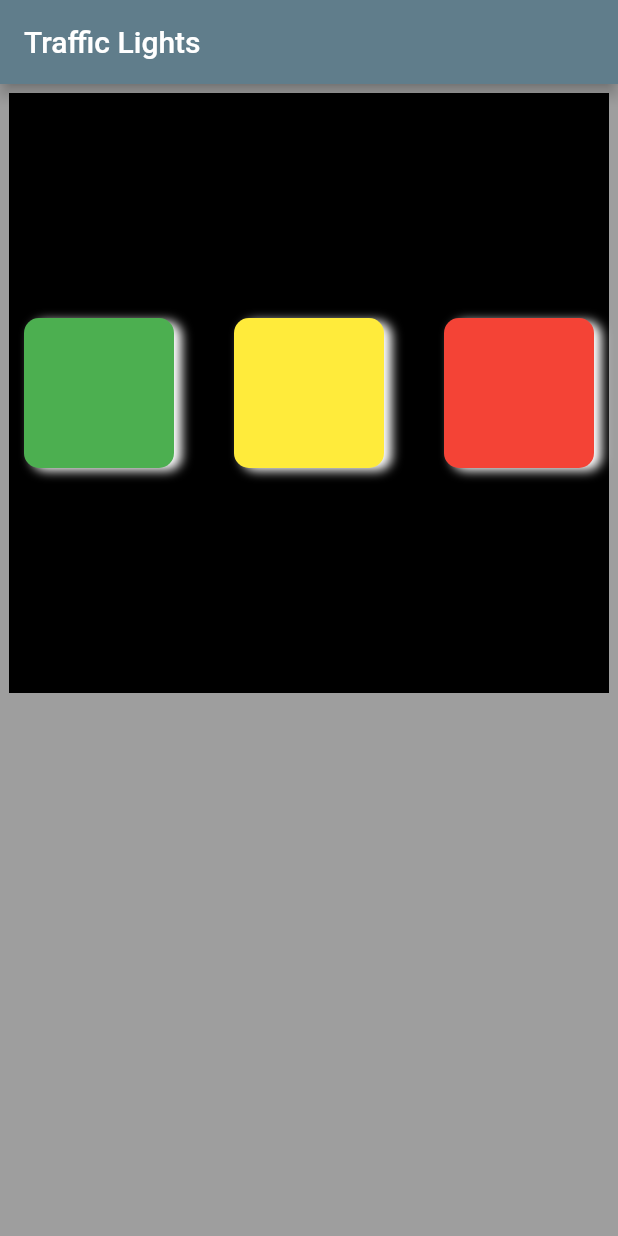
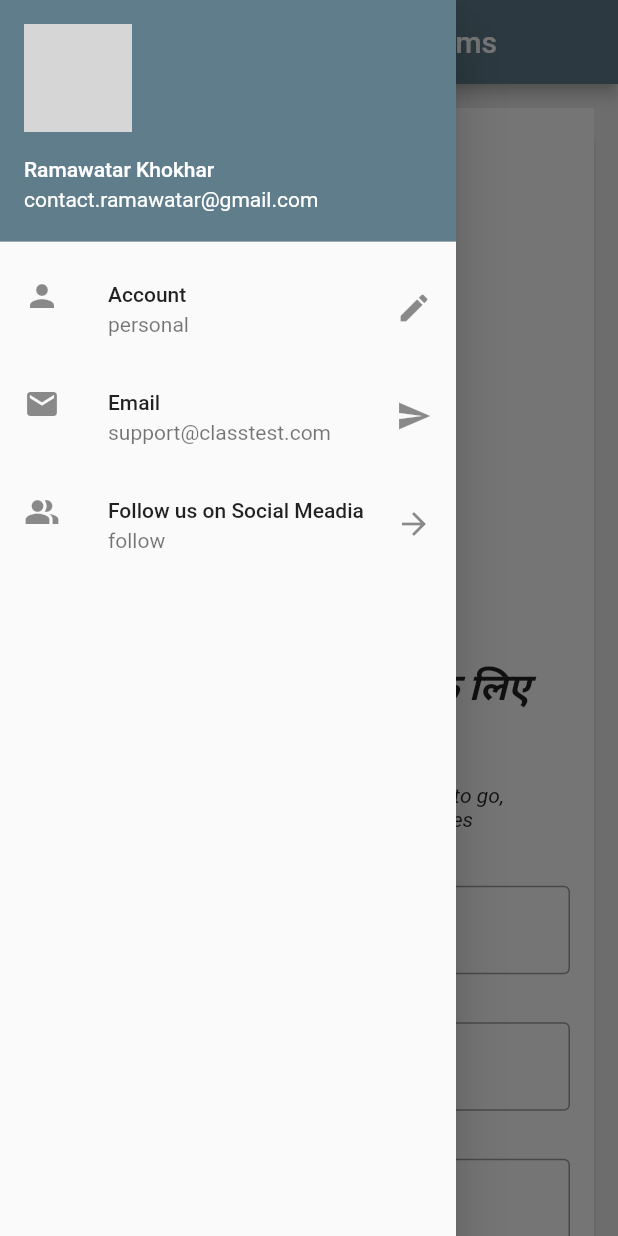
Before and after one commit to Ramji001/MyApp, a Flutter app: the screen it shows after launch, with the side drawer open (before the commit the screen has no drawer), on a phone screen of 412 x 824 dp. Run offline on Flutter 3.47's test engine with Material 2 defaults, Android fonts, the phone set to English and light mode, and no system bars; network calls fail; grey boxes are pictures that could not be loaded.

Commit message:
chapter 3 completed

```diff
--- /dev/null
+++ b/class_test/lib/bg_image.dart
@@ -0,0 +1,11 @@
+import 'package:flutter/material.dart';
+
+class BgImage extends StatelessWidget {
+  @override
+  Widget build(BuildContext context) {
+    return Image.asset(
+      "lib/assets/App_Icon.jpeg",
+      fit: BoxFit.cover,
+    );
+  }
+}
--- /dev/null
+++ b/class_test/lib/detailsCard.dart
@@ -0,0 +1,83 @@
+import 'package:flutter/material.dart';
+
+import 'bg_image.dart';
+
+class details_card extends StatelessWidget {
+  const details_card({
+    Key? key,
+  }) : super(key: key);
+
+  @override
+  Widget build(BuildContext context) {
+    return Column(
+      children: [
+        BgImage(),
+        Text(
+          "जल्दी आ रहे है हम आपके लिए \n Coming Soon...",
+          textAlign: TextAlign.center,
+          style: TextStyle(
+              fontSize: 25,
+              fontStyle: FontStyle.italic,
+              fontWeight: FontWeight.bold),
+        ),
+        SizedBox(
+          height: 20,
+        ),
+        Text(
+          "We will notify you once we are all set to go,\n so be first one to enjoy our services",
+          textAlign: TextAlign.center,
+          style: TextStyle(
+            fontStyle: FontStyle.italic,
+          ),
+        ),
+        SizedBox(
+          height: 20,
+        ),
+        Padding(
+          padding: const EdgeInsets.all(16.0),
+          child: TextField(
+            decoration: InputDecoration(
+                border: OutlineInputBorder(),
+                hintText: "Enter Your Name",
+                labelText: "Name"),
+          ),
+        ),
+        Padding(
+          padding: const EdgeInsets.all(16.0),
+          child: TextField(
+            decoration: InputDecoration(
+                border: OutlineInputBorder(),
+                hintText: "Enter Your Email",
+                labelText: "Email"),
+          ),
+        ),
+        Padding(
+          padding: const EdgeInsets.all(16.0),
+          child: TextField(
+            keyboardType: TextInputType.phone,
+            obscureText: false,
+            decoration: InputDecoration(
+              border: OutlineInputBorder(),
+              hintText: "Enter your Number",
+              labelText: "Mobile",
+            ),
+          ),
+        ),
+        Padding(
+          padding: const EdgeInsets.all(16.0),
+          child: TextField(
+            decoration: InputDecoration(
+              border: OutlineInputBorder(),
+              hintText: "Preparing for",
+              labelText: "Exam",
+            ),
+          ),
+        ),
+        ElevatedButton(
+          onPressed: () {},
+          child: Text("Submit"),
+        ),
+      ],
+    );
+  }
+}
--- /dev/null
+++ b/class_test/lib/drawer.dart
@@ -0,0 +1,41 @@
+import 'package:flutter/material.dart';
+
+class MyDrawer extends StatelessWidget {
+  @override
+  Widget build(BuildContext context) {
+    return Drawer(
+      child: ListView(
+        padding: EdgeInsets.zero,
+        children: [
+          UserAccountsDrawerHeader(
+            accountName: Text("Ramawatar Khokhar"),
+            accountEmail: Text("contact.ramawatar@gmail.com"),
+            currentAccountPicture: CircleAvatar(
+              backgroundImage: NetworkImage(
+                  "https://images.unsplash.com/photo-1566890910598-c5768889e83e?ixlib=rb-1.2.1&ixid=MnwxMjA3fDB8MHxzZWFyY2h8Mnx8bG9yZCUyMHJhbXxlbnwwfHwwfHw%3D&auto=format&fit=crop&w=500&q=60"),
+            ),
+          ),
+          ListTile(
+            leading: Icon(Icons.person),
+            title: Text("Account"),
+            subtitle: Text("personal"),
+            trailing: Icon(Icons.edit),
+          ),
+          ListTile(
+            leading: Icon(Icons.email),
+            title: Text("Email"),
+            subtitle: Text("support@classtest.com"),
+            trailing: Icon(Icons.send),
+          ),
+          ListTile(
+            leading: Icon(Icons.people_alt),
+            title: Text("Follow us on Social Meadia"),
+            subtitle: Text("follow"),
+            trailing: Icon(Icons.arrow_forward),
+          ),
+        ],
+      ),
+      // backgroundColor: Colors.blueGrey,
+    );
+  }
+}
--- a/class_test/lib/main.dart
+++ b/class_test/lib/main.dart
@@ -1,88 +1,14 @@
+import 'package:class_test/pages/home_page.dart';
 import 'package:flutter/material.dart';
 
 void main() {
-  runApp(MaterialApp(
-    title: "Online Class Test App",
-    home: HomePage(),
-  ));
+  runApp(
+    MaterialApp(
+      title: "Online Class Test App",
+      home: HomePage(),
+      theme: ThemeData(
+        primarySwatch: Colors.blueGrey,
+      ),
+    ),
+  );
 }
-
-class HomePage extends StatelessWidget {
-  @override
-  Widget build(BuildContext context) {
-    return Scaffold(
-      appBar: AppBar(
-        backgroundColor: Colors.blueGrey,
-        title: Text(
-            //"Class Test - Online Exam Preparation App"
-            "Traffic Lights"),
-      ),
-      backgroundColor: Colors.grey,
-      body: Padding(
-        padding: const EdgeInsets.all(6.0),
-        child: Container(
-          alignment: Alignment.center,
-          color: Colors.black,
-          width: 400,
-          height: 400,
-          // width: MediaQuery.of(context).size.width,
-          // height: MediaQuery.of(context).size.height,
-          child: Padding(
-            padding: const EdgeInsets.all(10.0),
-            child: Row(
-              mainAxisAlignment: MainAxisAlignment.spaceBetween,
-              crossAxisAlignment: CrossAxisAlignment.start,
-              children: [
-                Container(
-                  decoration: BoxDecoration(
-                    borderRadius: BorderRadius.circular(10),
-                    color: Colors.green,
-                    boxShadow: [
-                      BoxShadow(
-                        color: Colors.white,
-                        blurRadius: 5,
-                        offset: Offset(5.0, 2.0),
-                      )
-                    ],
-                  ),
-                  width: 100,
-                  height: 100,
-                ),
-                Container(
-                  width: 100,
-                  height: 100,
-                  decoration: BoxDecoration(
-                    borderRadius: BorderRadius.circular(10),
-                    color: Colors.yellow,
-                    boxShadow: [
-                      BoxShadow(
-                        color: Colors.white,
-                        blurRadius: 5,
-                        offset: Offset(5.0, 2.0),
-                      )
-                    ],
-                  ),
-                ),
-                Container(
-                  width: 100,
-                  height: 100,
-                  decoration: BoxDecoration(
-                    borderRadius: BorderRadius.circular(10),
-                    color: Colors.red,
-                    boxShadow: [
-                      BoxShadow(
-                        color: Colors.white,
-                        blurRadius: 5,
-                        offset: Offset(5.0, 2.0),
-                      )
-                    ],
-                  ),
-                ),
-              ],
-            ),
-          ),
-        ),
-      ),
-    );
-  }
-}
--- /dev/null
+++ b/class_test/lib/pages/home_page.dart
@@ -0,0 +1,51 @@
+import 'package:class_test/detailsCard.dart';
+import 'package:class_test/drawer.dart';
+import 'package:flutter/material.dart';
+
+class HomePage extends StatefulWidget {
+  @override
+  State<HomePage> createState() => _HomePageState();
+}
+
+class _HomePageState extends State<HomePage> {
+  // TextEditingController _nameController = TextEditingController();
+  // var myText = "Submit";
+  @override
+  void initState() {
+    // TODO: implement initState
+    super.initState();
+  }
+
+  @override
+  Widget build(BuildContext context) {
+    return Scaffold(
+      backgroundColor: Colors.grey[200],
+      appBar: AppBar(
+        // backgroundColor: Colors.blueGrey,
+        title: Center(child: Text("Test Series for exams")),
+      ),
+      body: SingleChildScrollView(
+        child: Padding(
+          padding: const EdgeInsets.all(16.0),
+          child: Card(
+            margin: EdgeInsets.zero,
+            // color: Colors.grey[500],
+            shape: RoundedRectangleBorder(
+              borderRadius: BorderRadius.circular(25.0),
+            ),
+            child: details_card(),
+          ),
+        ),
+      ),
+      drawer: MyDrawer(),
+      // floatingActionButtonLocation:
+      //     FloatingActionButtonLocation.miniCenterFloat,
+      // floatingActionButton: FloatingActionButton(
+      //   onPressed: () {},
+      //   child: Icon(Icons.refresh),
+      //   mini: true,
+      //   backgroundColor: Colors.blue,
+      // ),
+    );
+  }
+}
--- a/class_test/pubspec.yaml
+++ b/class_test/pubspec.yaml
@@ -58,8 +58,8 @@ flutter:
   uses-material-design: true
 
   # To add assets to your application, add an assets section, like this:
-  # assets:
-  #   - images/a_dot_burr.jpeg
+  assets:
+    - lib/assets/
   #   - images/a_dot_ham.jpeg
 
   # An image asset can refer to one or more resolution-specific "variants", see
```
Also changed, not shown: class_test/lib/assets/App_Icon.jpeg (added), class_test/lib/assets/comingsoon.jpg (added), 17 other files.
